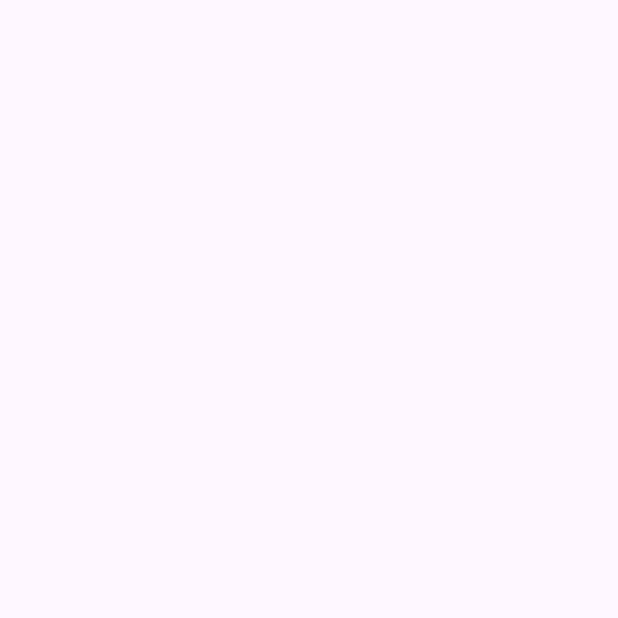
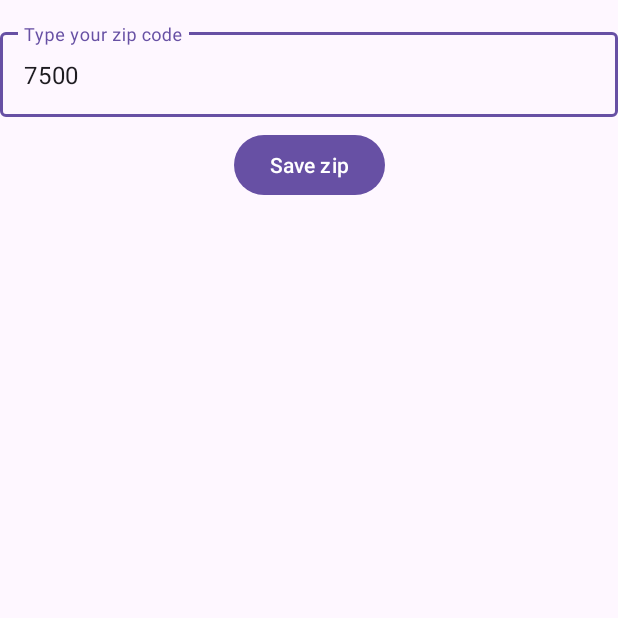
Before and after one commit to hauthorn/KlartByvejr, an Android app: the screen it shows after launch (MainActivity), on a phone screen of 412 x 824 dp, the top half of it. Before the commit the part shown is empty. Run offline under Robolectric (Android 15) with nearby library versions, the phone set to English and light mode, and no system bars; pictures from the network do not load.

Commit message:
You can change the zip code (and the widget updates as well)

```diff
--- a/app/src/main/java/me/hauthorn/byvejr/MainActivity.kt
+++ b/app/src/main/java/me/hauthorn/byvejr/MainActivity.kt
@@ -1,13 +1,22 @@
 package me.hauthorn.byvejr
 
+import android.appwidget.AppWidgetManager
+import android.content.ComponentName
+import android.content.Context
+import android.content.Intent
 import android.os.Bundle
+import android.widget.Button
+import android.widget.EditText
 import androidx.activity.enableEdgeToEdge
 import androidx.appcompat.app.AppCompatActivity
 import androidx.core.view.ViewCompat
 import androidx.core.view.WindowInsetsCompat
 import com.bumptech.glide.Glide
 
+
 class MainActivity : AppCompatActivity() {
+    private val zipKey = "zip"
+
     override fun onCreate(savedInstanceState: Bundle?) {
         super.onCreate(savedInstanceState)
         enableEdgeToEdge()
@@ -17,9 +26,44 @@ class MainActivity : AppCompatActivity() {
             v.setPadding(systemBars.left, systemBars.top, systemBars.right, systemBars.bottom)
             insets
         }
+    }
 
+    override fun onStart() {
+        super.onStart()
+
+        // Load zip from shared prefs
+        val sharedPref = getSharedPreferences("me.hauthorn.byvejr", Context.MODE_PRIVATE)
+        val zip = sharedPref.getString(zipKey, "7500") ?: "7500"
+
+        loadImage(zip)
+
+        val zipEditText = findViewById<EditText>(R.id.zip_edit_text)
+        zipEditText.setText(zip)
+
+        val zipButton = findViewById<Button>(R.id.save_zip_button)
+        zipButton.setOnClickListener {
+            val newZip = zipEditText.text.toString()
+            // Store it in shared preferences
+            with(sharedPref.edit()) {
+                putString(zipKey, newZip)
+                apply()
+            }
+            loadImage(newZip)
+            // Issue intent to update the widget
+            val intent = Intent(this, WeatherWidget::class.java).apply {
+                action = AppWidgetManager.ACTION_APPWIDGET_UPDATE
+            }
+            val ids = AppWidgetManager.getInstance(this).getAppWidgetIds(
+                ComponentName(this, WeatherWidget::class.java)
+            )
+            intent.putExtra(AppWidgetManager.EXTRA_APPWIDGET_IDS, ids)
+            sendBroadcast(intent)
+        }
+    }
+
+    private fun loadImage(zip: String) {
         Glide.with(this)
-            .load("https://www.klartvejr.dk/kort/7500")
-            .into(findViewById(R.id.weather_view))
+            .load("https://www.klartvejr.dk/kort/$zip")
+            .into(findViewById(R.id.weatherImageView))
     }
 }
--- a/app/src/main/java/me/hauthorn/byvejr/WeatherWidget.kt
+++ b/app/src/main/java/me/hauthorn/byvejr/WeatherWidget.kt
@@ -40,9 +40,13 @@ internal fun updateAppWidget(
     // Construct the RemoteViews object
     val views = RemoteViews(context.packageName, R.layout.weather_widget)
     val appWidgetTarget = AppWidgetTarget(context, R.id.weather_widget_view, views, appWidgetId)
+
+    val sharedPref = context.getSharedPreferences("me.hauthorn.byvejr", Context.MODE_PRIVATE)
+    val zip = sharedPref.getString("zip", "7500") ?: "7500"
+
     Glide.with(context)
         .asBitmap()
-        .load("https://www.klartvejr.dk/kort/7500")
+        .load("https://www.klartvejr.dk/kort/$zip")
         .into(appWidgetTarget)
 
     // Instruct the widget manager to update the widget
--- a/app/src/main/res/layout/activity_main.xml
+++ b/app/src/main/res/layout/activity_main.xml
@@ -8,7 +8,7 @@
     tools:context=".MainActivity">
 
     <ImageView
-        android:id="@+id/weather_view"
+        android:id="@+id/weatherImageView"
         android:layout_width="wrap_content"
         android:layout_height="wrap_content"
         android:contentDescription="@string/weather_forecast_image"
@@ -17,4 +17,30 @@
         app:layout_constraintTop_toTopOf="parent"
         app:srcCompat="@mipmap/ic_launcher_foreground" />
 
+    <com.google.android.material.textfield.TextInputLayout
+        android:id="@+id/zip_layout"
+        android:layout_width="0dp"
+        android:layout_height="wrap_content"
+        android:layout_marginTop="16dp"
+        app:layout_constraintEnd_toEndOf="parent"
+        app:layout_constraintStart_toStartOf="parent"
+        app:layout_constraintTop_toBottomOf="@+id/weatherImageView">
+
+        <com.google.android.material.textfield.TextInputEditText
+            android:id="@+id/zip_edit_text"
+            android:layout_width="match_parent"
+            android:layout_height="wrap_content"
+            android:hint="@string/type_your_zip_code" />
+    </com.google.android.material.textfield.TextInputLayout>
+
+    <Button
+        android:id="@+id/save_zip_button"
+        android:layout_width="wrap_content"
+        android:layout_height="wrap_content"
+        android:layout_marginTop="8dp"
+        android:text="Save zip"
+        app:layout_constraintEnd_toEndOf="parent"
+        app:layout_constraintStart_toStartOf="parent"
+        app:layout_constraintTop_toBottomOf="@+id/zip_layout" />
+
 </androidx.constraintlayout.widget.ConstraintLayout>
--- a/app/src/main/res/values/strings.xml
+++ b/app/src/main/res/values/strings.xml
@@ -4,4 +4,5 @@
     <string name="add_widget">Add widget</string>
     <string name="app_widget_description">This is an app widget description</string>
     <string name="weather_forecast_image">Weather forecast image</string>
+    <string name="type_your_zip_code">Type your zip code</string>
 </resources>
```
